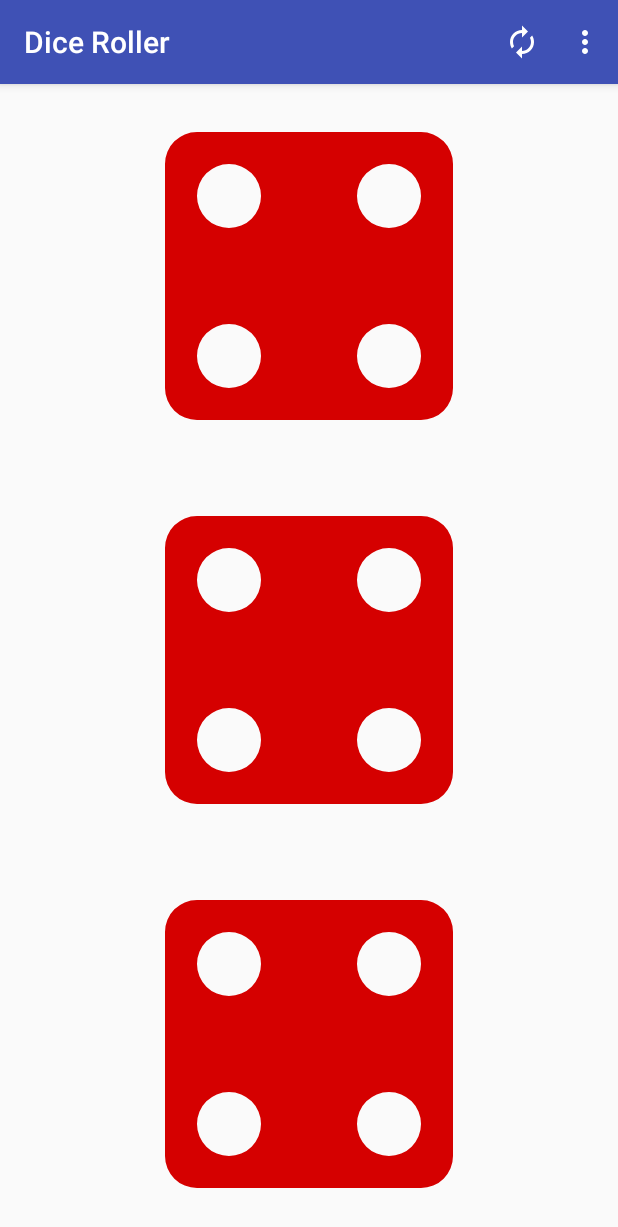
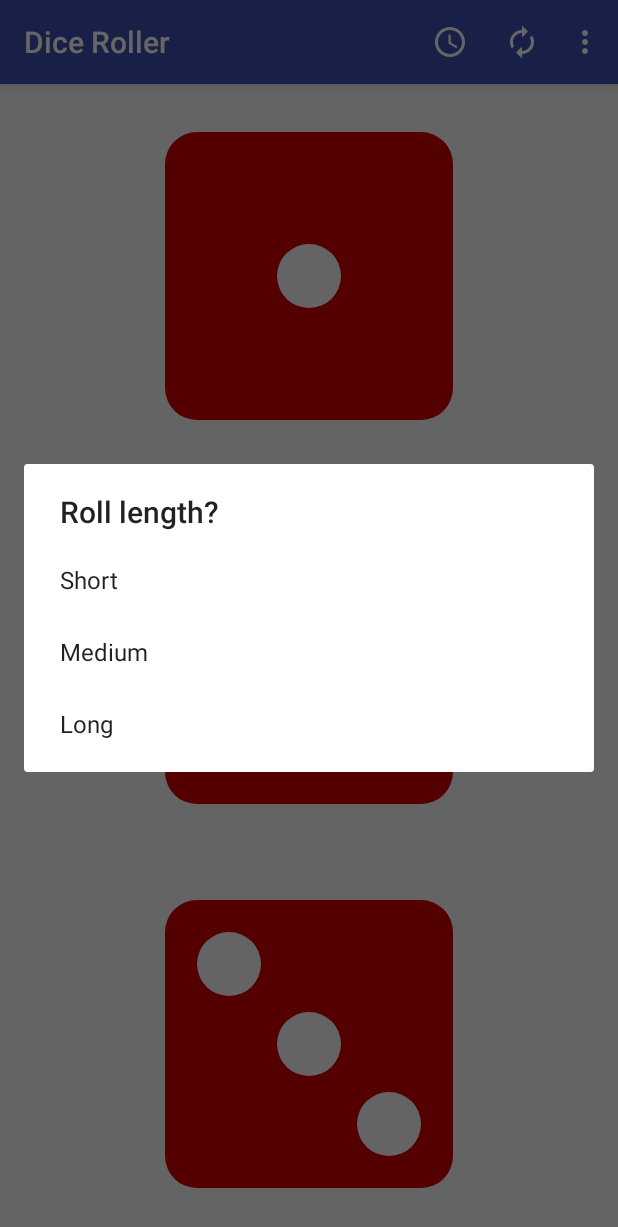
Before and after one commit to mcastillo3/DiceRoller_AndroidApp, an Android app: the screen it shows after launch (MainActivity), after a tap on "Roll", on a phone screen of 412 x 824 dp. Shown: the top 1227 px of the screen. Run offline under Robolectric (Android 15) with nearby library versions, the phone set to English and light mode, and no system bars.

Commit message:
Added Dialog Fragment for length of dice roll.

```diff
--- a/app/src/main/java/com/android/diceroller/MainActivity.java
+++ b/app/src/main/java/com/android/diceroller/MainActivity.java
@@ -12,7 +12,8 @@ import androidx.annotation.NonNull;
 import androidx.appcompat.app.AppCompatActivity;
 import androidx.core.content.ContextCompat;
 
-public class MainActivity extends AppCompatActivity {
+public class MainActivity extends AppCompatActivity
+    implements RollLengthDialogFragment.OnRollLengthSelectedListener{
 
     private Menu mMenu;
     private CountDownTimer mTimer;
@@ -21,6 +22,8 @@ public class MainActivity extends AppCompatActivity {
     private int mVisibleDice;
     private Dice[] mDice;
     private ImageView[] mDiceImageViews;
+
+    private long mTimerLength = 2000;
 
     @Override
     protected void onCreate(Bundle savedInstanceState) {
@@ -62,6 +65,12 @@ public class MainActivity extends AppCompatActivity {
     }
 
     @Override
+    public void onRollLengthClick(int which) {
+        // Convert to milliseconds
+        mTimerLength = 1000L * (which + 1);
+    }
+
+    @Override
     public boolean onOptionsItemSelected(@NonNull MenuItem item) {
 
         // Determine which menu option was chosen
@@ -85,6 +94,10 @@ public class MainActivity extends AppCompatActivity {
             return true;
         } else if (item.getItemId() == R.id.action_roll) {
             rollDice();
+            return true;
+        } else if (item.getItemId() == R.id.action_roll_length) {
+            RollLengthDialogFragment dialog = new RollLengthDialogFragment();
+            dialog.show(getSupportFragmentManager(), "rollLengthDialog");
             return true;
         }
 
@@ -112,7 +125,7 @@ public class MainActivity extends AppCompatActivity {
             mTimer.cancel();
         }
 
-        mTimer = new CountDownTimer(2000, 100) {
+        mTimer = new CountDownTimer(mTimerLength, 100) {
             @Override
             public void onTick(long millisUntilFinished) {
                 for (int i = 0; i < mVisibleDice; i++) {
--- /dev/null
+++ b/app/src/main/java/com/android/diceroller/RollLengthDialogFragment.java
@@ -0,0 +1,37 @@
+package com.android.diceroller;
+
+import android.app.AlertDialog;
+import android.app.Dialog;
+import android.content.Context;
+import android.os.Bundle;
+
+import androidx.annotation.NonNull;
+import androidx.annotation.Nullable;
+import androidx.fragment.app.DialogFragment;
+
+public class RollLengthDialogFragment extends DialogFragment {
+
+    public interface OnRollLengthSelectedListener {
+        void onRollLengthClick(int which);
+    }
+
+    private OnRollLengthSelectedListener mListener;
+
+    @NonNull
+    @Override
+    public Dialog onCreateDialog (@Nullable Bundle savedInstanceState) {
+        AlertDialog.Builder builder = new AlertDialog.Builder(requireActivity());
+        builder.setTitle(R.string.pick_roll_length);
+        builder.setItems(R.array.length_array, (dialog, which) -> {
+            // which is the zero based index position chosen
+            mListener.onRollLengthClick(which);
+        });
+        return  builder.create();
+    }
+
+    @Override
+    public void onAttach(@NonNull Context context) {
+        super.onAttach(context);
+        mListener = (OnRollLengthSelectedListener) context;
+    }
+}
--- a/app/src/main/res/menu/appbar_menu.xml
+++ b/app/src/main/res/menu/appbar_menu.xml
@@ -1,6 +1,11 @@
 <?xml version="1.0" encoding="utf-8"?>
 <menu xmlns:android="http://schemas.android.com/apk/res/android"
     xmlns:app="http://schemas.android.com/apk/res-auto">
+
+    <item android:id="@+id/action_roll_length"
+        android:title="@string/action_roll"
+        android:icon="@drawable/timer"
+        app:showAsAction="ifRoom" />
 
     <item android:id="@+id/action_stop"
         android:title="@string/action_stop"
--- a/app/src/main/res/values/strings.xml
+++ b/app/src/main/res/values/strings.xml
@@ -6,4 +6,11 @@
     <string name="action_three">Three</string>
     <string name="action_stop">Stop</string>
     <string name="dice_one">1</string>
+    <string name="pick_roll_length">Roll length?</string>
+
+    <string-array name="length_array">
+        <item>Short</item>
+        <item>Medium</item>
+        <item>Long</item>
+    </string-array>
 </resources>
--- a/gradle/libs.versions.toml
+++ b/gradle/libs.versions.toml
@@ -1,5 +1,5 @@
 [versions]
-agp = "8.4.0"
+agp = "8.4.1"
 junit = "4.13.2"
 junitVersion = "1.1.5"
 espressoCore = "3.5.1"
```
